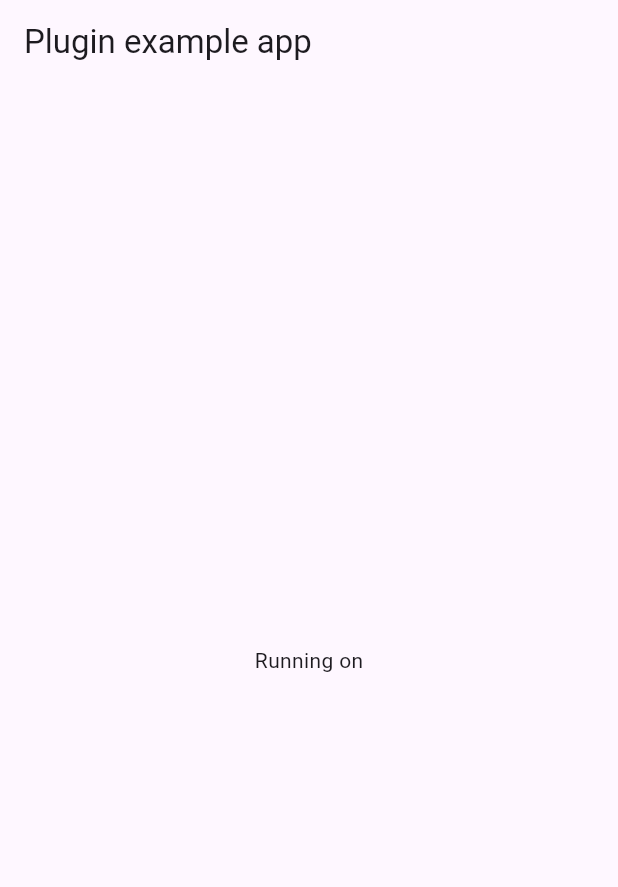
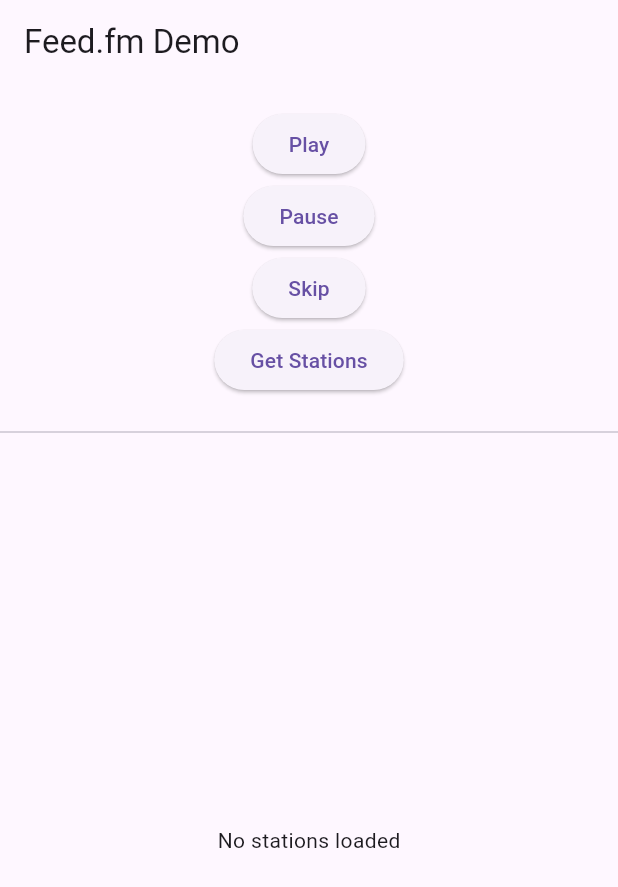
Before and after one commit to PoriyaBytez/feed_fm, a Flutter app: the screen it shows after launch, on a phone screen of 412 x 824 dp. Shown: the top 887 px of the screen. Run offline on Flutter 3.47's test engine with Material 3 defaults, Android fonts, the phone set to English and light mode, and no system bars; statements that could not run were skipped.

Commit message:
Refactor FeedFmPlugin and update example app
This commit refactors the `FeedFmPlugin` to conform to Flutter plugin standards and updates the example application.

Key changes:
- `FeedFmPlugin` now uses the standard plugin registration mechanism.
- The example app demonstrates basic Feed.fm functionality including play, pause, skip, and listing available stations.
- Added `Podfile.lock` and updated `project.pbxproj` for iOS example.
- Updated `feed_fm.podspec` to include FeedMedia dependency.

```diff
--- a/example/lib/main.dart
+++ b/example/lib/main.dart
@@ -1,34 +1,88 @@
+import 'package:feed_fm/feed_fm_initialize.dart';
 import 'package:flutter/material.dart';
 
-void main() {
+void main() async {
+  WidgetsFlutterBinding.ensureInitialized();
+  await FeedFm.initialize(token: "demo", secret: "demo");
   runApp(const MyApp());
 }
 
-class MyApp extends StatefulWidget {
+class MyApp extends StatelessWidget {
   const MyApp({super.key});
 
   @override
-  State<MyApp> createState() => _MyAppState();
+  Widget build(BuildContext context) {
+    return const MaterialApp(
+      home: FeedFmDemo(),
+    );
+  }
 }
 
-class _MyAppState extends State<MyApp> {
-
+class FeedFmDemo extends StatefulWidget {
+  const FeedFmDemo({super.key});
 
   @override
-  void initState() {
-    super.initState();
+  State<FeedFmDemo> createState() => _FeedFmDemoState();
+}
+
+class _FeedFmDemoState extends State<FeedFmDemo> {
+  List<String> stations = [];
+
+  Future<void> _loadStations() async {
+    final list = await FeedFm.stations();
+    setState(() {
+      stations = list;
+    });
   }
 
   @override
   Widget build(BuildContext context) {
-    return MaterialApp(
-      home: Scaffold(
-        appBar: AppBar(
-          title: const Text('Plugin example app'),
-        ),
-        body: Center(
-          child: Text('Running on'),
-        ),
+    return Scaffold(
+      appBar: AppBar(title: const Text("Feed.fm Demo")),
+      body: Column(
+        mainAxisAlignment: MainAxisAlignment.start,
+        children: [
+          // Buttons
+          Padding(
+            padding: const EdgeInsets.all(16.0),
+            child: Column(
+              children: [
+                ElevatedButton(
+                    onPressed: () => FeedFm.play(), child: const Text("Play")),
+                ElevatedButton(
+                    onPressed: () => FeedFm.pause(), child: const Text("Pause")),
+                ElevatedButton(
+                    onPressed: () => FeedFm.skip(), child: const Text("Skip")),
+                ElevatedButton(
+                  onPressed: _loadStations,
+                  child: const Text("Get Stations"),
+                ),
+              ],
+            ),
+          ),
+
+          const Divider(),
+
+          // Station List
+          Expanded(
+            child: stations.isEmpty
+                ? const Center(child: Text("No stations loaded"))
+                : ListView.builder(
+              itemCount: stations.length,
+              itemBuilder: (context, index) {
+                final station = stations[index];
+                return ListTile(
+                  leading: const Icon(Icons.radio),
+                  title: Text(station),
+                  onTap: () {
+                    debugPrint("Selected Station: $station");
+                    // Future: Play specific station if supported
+                  },
+                );
+              },
+            ),
+          ),
+        ],
       ),
     );
   }
```
Also changed, not shown: 5 other files.
